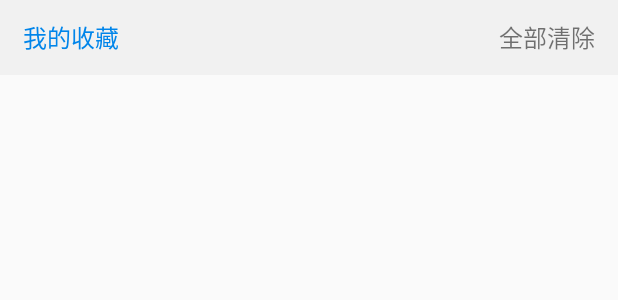
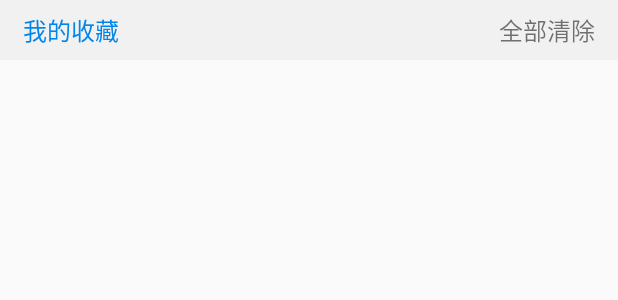
Before and after one commit to jiang111/ZhiHu-TopAnswer, an Android app: the layout item_top_collection_fragment.xml on its own in the app's theme, with its tools: preview values and no code run, on a phone screen of 412 x 824 dp. Shown: the top 300 px of the screen. Run offline under Robolectric (Android 15) with nearby library versions, the phone set to English and light mode, and no system bars.

```diff
--- a/app/src/main/res/layout/activity_main.xml
+++ b/app/src/main/res/layout/activity_main.xml
@@ -10,7 +10,7 @@
     <com.luseen.luseenbottomnavigation.BottomNavigation.BottomNavigationView
         android:id="@+id/main_bottom_nav"
         android:layout_width="match_parent"
-        android:layout_height="40dp"
+        android:layout_height="35dp"
         android:layout_alignParentBottom="true" />
 <android.support.design.widget.CoordinatorLayout
     android:id="@+id/activity_main"
--- a/app/src/main/res/layout/item_top_collection_fragment.xml
+++ b/app/src/main/res/layout/item_top_collection_fragment.xml
@@ -2,7 +2,7 @@
 <RelativeLayout xmlns:android="http://schemas.android.com/apk/res/android"
     android:orientation="vertical" android:layout_width="match_parent"
     android:background="@color/_f1f1f1"
-    android:layout_height="50dp">
+    android:layout_height="40dp">
 
     <TextView
         android:layout_width="wrap_content"
```
